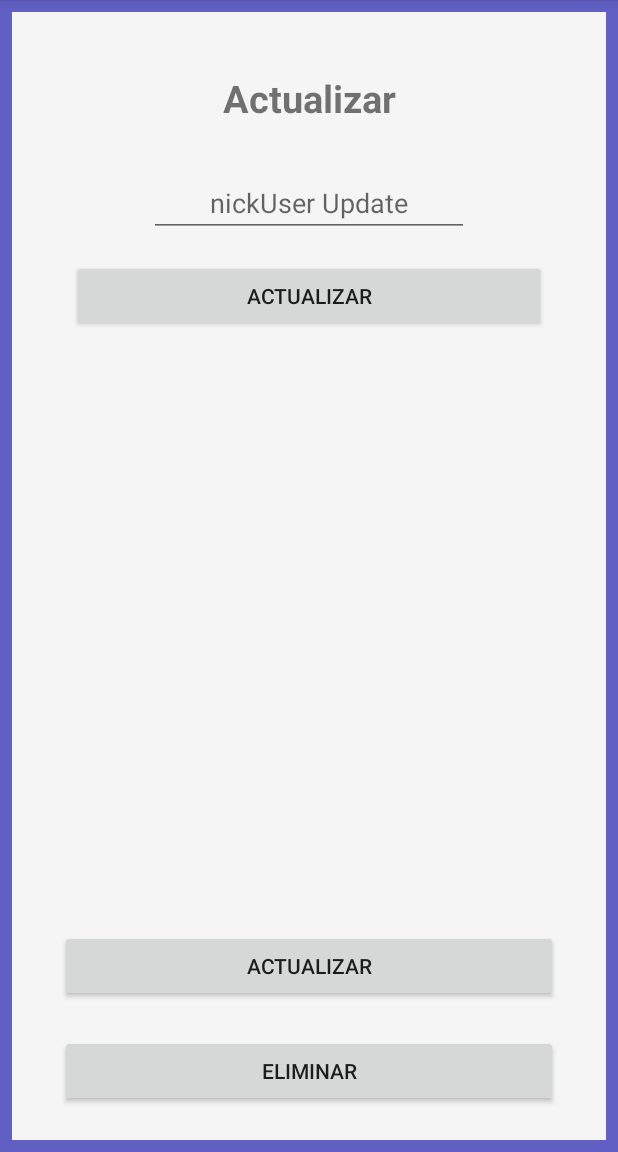
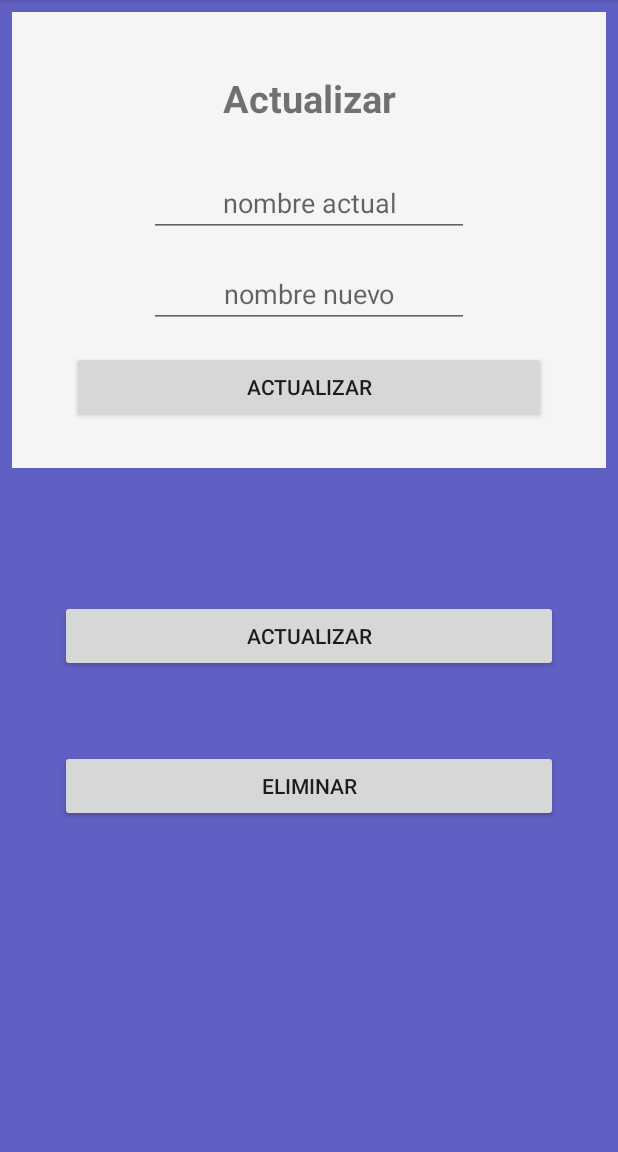
Before and after one commit to Jorston/Singing_App, an Android app: the fragment DeUpdate placed in its activity, after a tap on "ACTUALIZAR", on a phone screen of 412 x 824 dp, the part 84-1236 px from its top. Run offline under Robolectric (Android 15) with nearby library versions, the light colour scheme and no system bars.

Commit message:
implements methods update nickuser in PSQL

```diff
--- a/app/src/main/java/com/example/app/Interfaces/DeUpdate.java
+++ b/app/src/main/java/com/example/app/Interfaces/DeUpdate.java
@@ -1,17 +1,34 @@
 package com.example.app.Interfaces;
 
+import android.annotation.SuppressLint;
 import android.content.Context;
 import android.net.Uri;
+import android.os.AsyncTask;
 import android.os.Bundle;
 import androidx.fragment.app.Fragment;
 import android.view.LayoutInflater;
 import android.view.View;
 import android.view.ViewGroup;
+import android.widget.Button;
+import android.widget.TextView;
+import android.widget.Toast;
+import com.example.app.ConexionPSQL.ConexionPsql;
 import com.example.app.R;
+import java.sql.Connection;
+import java.sql.PreparedStatement;
+import java.sql.SQLException;
 
 public class DeUpdate extends Fragment {
 
     private OnFragmentInteractionListener mListener;
+
+    Button botonUpdate;
+
+    TextView nombreUpdateAntiguo,nombreUpdateNuevo;
+
+    View vista;
+
+    boolean interruptor;
 
     public DeUpdate() {
         // Required empty public constructor
@@ -35,14 +52,102 @@ public class DeUpdate extends Fragment {
     public View onCreateView(LayoutInflater inflater, ViewGroup container,
                              Bundle savedInstanceState) {
         // Inflate the layout for this fragment
-        return inflater.inflate(R.layout.fragment_de_update, container, false);
+        vista = inflater.inflate(R.layout.fragment_de_update, container, false);
+
+        botonUpdate = vista.findViewById(R.id.btnActualizarCambio);
+
+        nombreUpdateAntiguo = vista.findViewById(R.id.textUpdatenombreAnt);
+
+        nombreUpdateNuevo = vista.findViewById(R.id.textUpdatenombreNuevo);
+
+        botonUpdate.setOnClickListener(new View.OnClickListener() {
+            @Override
+            public void onClick(View v) {
+
+                //instacia de postgres
+                final hiloUpdatenombre updatenicks= new hiloUpdatenombre(nombreUpdateNuevo.getText().toString(),nombreUpdateAntiguo.getText().toString());
+
+                updatenicks.execute();
+
+            }
+        });
+
+        return vista;
+    }
+
+    //clase multitarea
+    public class hiloUpdatenombre extends AsyncTask<String,Void,String> {
+
+        private final String nombreAntiguo;
+
+        private final String nombreNuevo;
+
+        public hiloUpdatenombre(String nombreAntiguo, String nombreNuevo) {
+
+            this.nombreAntiguo = nombreAntiguo;
+
+            this.nombreNuevo = nombreNuevo;
+        }
+
+        @SuppressLint("WrongThread")
+        @Override
+        protected String doInBackground(String... strings) {
+
+            //conexion para PSQL Instanciamos objetos
+            ConexionPsql conexionPsql = new ConexionPsql();
+
+            Connection con = null;
+
+            con = conexionPsql.conectar();
+
+            //si coneccion insertamos en PSQL
+            if (con != null){
+
+                try {
+
+                    //primer valor es el nuevo que entrada en la tabla
+                    String updateUsername = "UPDATE userspostsql set usernick = ? where usernick = ? ;";
+
+                    PreparedStatement prepaupdateUsername;
+
+                    prepaupdateUsername = con.prepareStatement(updateUsername);
+
+                    prepaupdateUsername.setString(1, nombreUpdateNuevo.getText().toString());
+
+                    prepaupdateUsername.setString(2, nombreUpdateAntiguo.getText().toString());
+
+                    prepaupdateUsername.executeUpdate();
+
+                    interruptor = true;
+
+                } catch (SQLException e) {
+
+                    e.printStackTrace();
+                }
+
+            }else{
+
+            }
+
+            return null;
+        }
+
+        protected void onPostExecute(String s) {
+
+            super.onPostExecute(s);
+
+            if (interruptor){
+                showMessage("nick actualizado");
+            }
+
+        }
     }
 
 
-    public void onButtonPressed(Uri uri) {
-        if (mListener != null) {
-            mListener.onFragmentInteraction(uri);
-        }
+    //metodo atajo para el toast vista usuario
+    protected void showMessage(String message){
+
+        Toast.makeText(getActivity(),message,Toast.LENGTH_SHORT).show();
     }
 
     @Override
--- a/app/src/main/java/com/example/app/Interfaces/DeleteUpdate.java
+++ b/app/src/main/java/com/example/app/Interfaces/DeleteUpdate.java
@@ -17,9 +17,17 @@ public class DeleteUpdate extends AppCompatActivity implements Delete.OnFragment
     protected void onCreate(Bundle savedInstanceState) {
         super.onCreate(savedInstanceState);
 
+        Fragment delete = new Delete();
+
+        FragmentTransaction transactionDelete = getSupportFragmentManager().beginTransaction();
+
+        transactionDelete.replace(R.id.contenedor_delete_update,delete);
+
+        transactionDelete.commit();
+
         setContentView(R.layout.activity_delete_update);
 
-        botonActualizar = findViewById(R.id.btnActualizar);
+        botonActualizar = findViewById(R.id.btnActualizarFragment);
 
         botonEliminar = findViewById(R.id.btnEliminarinFragment);
 
@@ -51,7 +59,6 @@ public class DeleteUpdate extends AppCompatActivity implements Delete.OnFragment
             }
         });
 
-
     }
 
     @Override
--- a/app/src/main/res/layout/activity_delete_update.xml
+++ b/app/src/main/res/layout/activity_delete_update.xml
@@ -7,7 +7,7 @@
     android:background="@color/mainBackGround">
     <FrameLayout
         android:layout_width="match_parent"
-        android:layout_height="match_parent"
+        android:layout_height="wrap_content"
         android:id="@+id/contenedor_delete_update">
         <fragment
             android:layout_width="match_parent"
@@ -16,14 +16,17 @@
             tools:layout="@layout/fragment_delete">
 
         </fragment>
+
+    </FrameLayout>
     <Button
-            android:id="@+id/btnActualizar"
+        android:id="@+id/btnActualizarFragment"
         android:layout_width="match_parent"
         android:layout_height="wrap_content"
         android:layout_marginLeft="40dp"
         android:layout_marginRight="40dp"
-            android:layout_marginBottom="100dp"
-            android:layout_gravity="bottom"
+        android:layout_marginTop="400dp"
+        android:layout_gravity="center"
+        android:gravity="center"
         android:text="Actualizar" />
     <Button
         android:id="@+id/btnEliminarinFragment"
@@ -31,10 +34,8 @@
         android:layout_height="wrap_content"
         android:layout_marginLeft="40dp"
         android:layout_marginRight="40dp"
-            android:layout_marginBottom="30dp"
+        android:layout_marginTop="500dp"
         android:layout_gravity="bottom"
         android:text="Eliminar" />
 
-    </FrameLayout>
-
 </RelativeLayout>
--- a/app/src/main/res/layout/fragment_de_update.xml
+++ b/app/src/main/res/layout/fragment_de_update.xml
@@ -4,7 +4,7 @@
     xmlns:tools="http://schemas.android.com/tools"
     android:layout_width="match_parent"
     android:layout_height="match_parent"
-    tools:context=".Interfaces.FormRegister"
+    tools:context=".Interfaces.DeleteUpdate"
     android:background="@color/mainBackGround"
     android:orientation="vertical">
 
@@ -12,7 +12,7 @@
 
     <LinearLayout
         android:layout_width="match_parent"
-        android:layout_height="match_parent"
+        android:layout_height="wrap_content"
         android:layout_margin="8dp"
         android:background="#f5f5f5"
         android:orientation="vertical">
@@ -32,9 +32,7 @@
 
         <TableLayout
             android:layout_width="match_parent"
-            android:layout_height="wrap_content"
-
-            >
+            android:layout_height="wrap_content">
 
             <TableRow
                 android:layout_width="match_parent"
@@ -43,18 +41,34 @@
                 android:gravity="center">
 
                 <EditText
-                    android:id="@+id/textnick"
+                    android:id="@+id/textUpdatenombreAnt"
                     android:layout_width="match_parent"
                     android:layout_height="wrap_content"
                     android:ems="10"
                     android:gravity="center"
-                    android:hint="nickUser Update"
+                    android:hint="nombre actual"
+                    android:inputType="textPersonName" />
+
+            </TableRow>
+            <TableRow
+                android:layout_width="match_parent"
+                android:layout_height="match_parent"
+                android:layout_marginBottom="15dp"
+                android:gravity="center">
+                <EditText
+                    android:id="@+id/textUpdatenombreNuevo"
+                    android:layout_width="match_parent"
+                    android:layout_height="wrap_content"
+                    android:ems="10"
+                    android:gravity="center"
+                    android:hint="nombre nuevo"
                     android:inputType="textPersonName" />
             </TableRow>
+
         </TableLayout>
 
         <Button
-            android:id="@+id/Actualizar"
+            android:id="@+id/btnActualizarCambio"
             android:layout_width="match_parent"
             android:layout_height="wrap_content"
             android:layout_marginLeft="40dp"
--- a/app/src/main/res/layout/fragment_delete.xml
+++ b/app/src/main/res/layout/fragment_delete.xml
@@ -4,7 +4,7 @@
     xmlns:tools="http://schemas.android.com/tools"
     android:layout_width="match_parent"
     android:layout_height="match_parent"
-    tools:context=".Interfaces.FormRegister"
+    tools:context=".Interfaces.DeleteUpdate"
     android:background="@color/mainBackGround"
     android:orientation="vertical">
 
@@ -12,7 +12,7 @@
 
         <LinearLayout
             android:layout_width="match_parent"
-            android:layout_height="match_parent"
+            android:layout_height="wrap_content"
             android:layout_margin="8dp"
             android:background="#f5f5f5"
             android:orientation="vertical">
```
Lines whose indentation alone changed are shown as unchanged.
